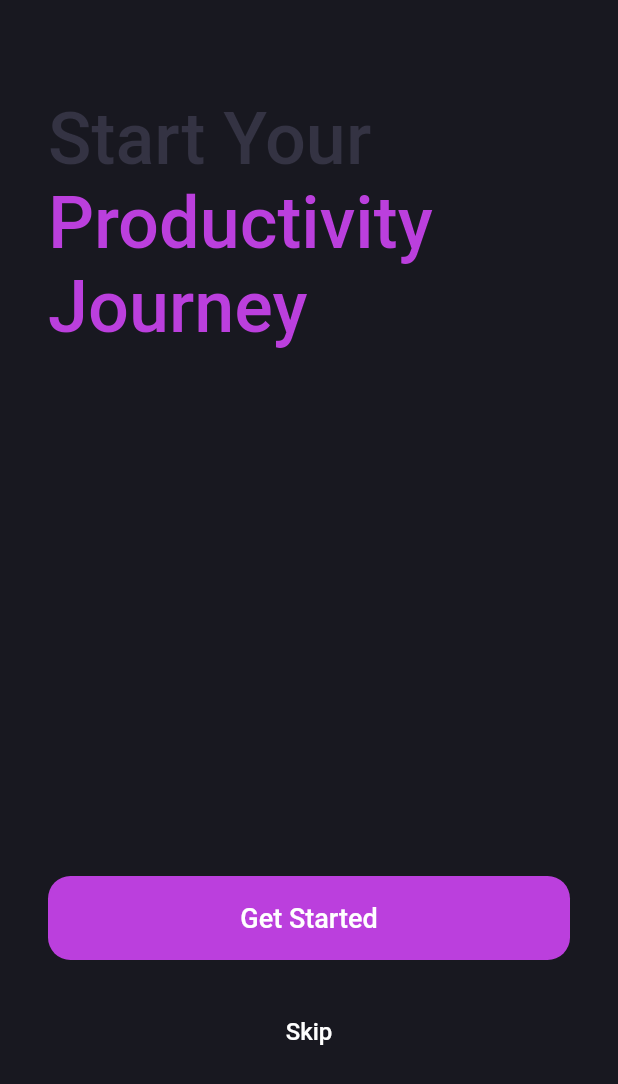
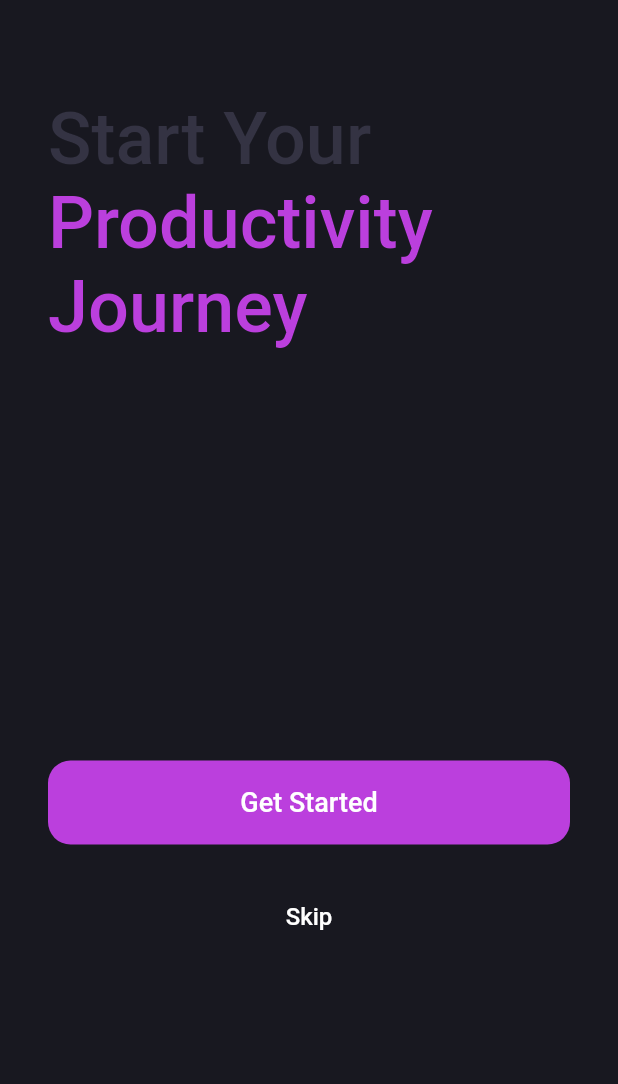
Before and after one commit to Tofanaa/todo_app, a Flutter app: the screen it shows after launch, after a tap on "Next", on a phone screen of 412 x 824 dp. Shown: the top 1084 px of the screen. Run offline on Flutter 3.47's test engine with Material 2 defaults, Android fonts, the light colour scheme and no system bars.

Commit message:
Changes to be committed => Memperbaiki tampilan responsive

```diff
--- a/lib/first_onboarding_page.dart
+++ b/lib/first_onboarding_page.dart
@@ -19,14 +19,12 @@ class FirstOnBoardingPage extends StatelessWidget {
       return Scaffold(
         backgroundColor: ColorsPallete.backgroundColor,
         body: SafeArea(
-          child: Padding(
+          child: SingleChildScrollView(
             padding: const EdgeInsets.symmetric(vertical: 64, horizontal: 32),
             child: Column(
               crossAxisAlignment: CrossAxisAlignment.start,
               children: [
-                const Expanded(
-                    flex: 3,
-                    child: Column(
+                const Column(
                   crossAxisAlignment: CrossAxisAlignment.start,
                   children: [
                     Text(
@@ -57,11 +55,9 @@ class FirstOnBoardingPage extends StatelessWidget {
                       ),
                     ),
                   ],
-                    )),
-                const SizedBox(height: 24),
-                Expanded(
-                    flex: 1,
-                    child: Column(
+                ),
+                const SizedBox(height: 275),
+                Column(
                   crossAxisAlignment: CrossAxisAlignment.center,
                   children: [
                     Button(
@@ -81,7 +77,7 @@ class FirstOnBoardingPage extends StatelessWidget {
                                   builder: (context) => const LoginPage()));
                         })
                   ],
-                    ))
+                )
               ],
             ),
           ),
@@ -93,12 +89,12 @@ class FirstOnBoardingPage extends StatelessWidget {
       return Scaffold(
         backgroundColor: ColorsPallete.backgroundColor2,
         body: SafeArea(
-            child: Padding(
+            child: SingleChildScrollView(
           padding: const EdgeInsets.all(45),
           child: Center(
             child: Container(
               width: 550.0,
-              height: double.infinity,
+              height: 600,
               padding: const EdgeInsets.symmetric(vertical: 64, horizontal: 32),
               decoration: BoxDecoration(
                 color: ColorsPallete.backgroundColor,
@@ -106,11 +102,8 @@ class FirstOnBoardingPage extends StatelessWidget {
               ),
               child: Column(
                 crossAxisAlignment: CrossAxisAlignment.start,
-                mainAxisAlignment: MainAxisAlignment.spaceAround,
                 children: [
-                  const Expanded(
-                      flex: 2,
-                      child: Column(
+                  const Column(
                     crossAxisAlignment: CrossAxisAlignment.start,
                     children: [
                       Text(
@@ -141,11 +134,9 @@ class FirstOnBoardingPage extends StatelessWidget {
                         ),
                       ),
                     ],
-                      )),
-                  const SizedBox(height: 24),
-                  Expanded(
-                      flex: 1,
-                      child: Column(
+                  ),
+                  const SizedBox(height: 192),
+                  Column(
                     mainAxisAlignment: MainAxisAlignment.center,
                     children: [
                       Button(
@@ -162,11 +153,10 @@ class FirstOnBoardingPage extends StatelessWidget {
                           onPressed: () {
                             Navigator.of(context).pushReplacement(
                                 MaterialPageRoute(
-                                        builder: (context) =>
-                                            const LoginPage()));
+                                    builder: (context) => const LoginPage()));
                           })
                     ],
-                      ))
+                  )
                 ],
               ),
             ),
--- a/lib/forgot_password_page.dart
+++ b/lib/forgot_password_page.dart
@@ -91,12 +91,12 @@ class _ForgotPasswordPageState extends State<ForgotPasswordPage> {
       return Scaffold(
         backgroundColor: ColorsPallete.backgroundColor2,
         body: SafeArea(
-            child: Padding(
+          child: SingleChildScrollView(
             padding: const EdgeInsets.all(45),
             child: Center(
                 child: Container(
                   width: 550.0,
-              height: double.infinity,
+                  height: 600,
                   padding: const EdgeInsets.symmetric(vertical: 64, horizontal: 32),
                   decoration: BoxDecoration(
                     color: ColorsPallete.backgroundColor,
@@ -162,7 +162,8 @@ class _ForgotPasswordPageState extends State<ForgotPasswordPage> {
                   ),
                 ),
               ),
-        )),
+          ),
+        ),
       );
     }
   }
--- a/lib/login_page.dart
+++ b/lib/login_page.dart
@@ -86,12 +86,12 @@ class _LoginPageState extends State<LoginPage> {
       return Scaffold(
         backgroundColor: ColorsPallete.backgroundColor2,
         body: SafeArea(
-            child: Padding(
+            child: SingleChildScrollView(
           padding: const EdgeInsets.all(45),
           child: Center(
             child: Container(
               width: 550.0,
-              height: double.infinity,
+              height: 600,
               padding: const EdgeInsets.symmetric(vertical: 64, horizontal: 32),
               decoration: BoxDecoration(
                 color: ColorsPallete.backgroundColor,
--- a/lib/second_onboarding_page.dart
+++ b/lib/second_onboarding_page.dart
@@ -18,14 +18,12 @@ class SecondOnBoardingPage extends StatelessWidget {
       return Scaffold(
         backgroundColor: ColorsPallete.backgroundColor,
         body: SafeArea(
-          child: Padding(
+          child: SingleChildScrollView(
             padding: const EdgeInsets.symmetric(vertical: 64, horizontal: 32),
             child: Column(
               crossAxisAlignment: CrossAxisAlignment.start,
               children: [
-                const Expanded(
-                    flex: 2,
-                    child: Column(
+                const Column(
                   crossAxisAlignment: CrossAxisAlignment.start,
                   children: [
                     Text(
@@ -56,11 +54,9 @@ class SecondOnBoardingPage extends StatelessWidget {
                       ),
                     ),
                   ],
-                    )),
-                const SizedBox(height: 24),
-                Expanded(
-                    flex: 1,
-                    child: Column(
+                ),
+                const SizedBox(height: 275),
+                Column(
                   mainAxisAlignment: MainAxisAlignment.center,
                   children: [
                     Button(
@@ -79,7 +75,7 @@ class SecondOnBoardingPage extends StatelessWidget {
                                   builder: (context) => const LoginPage()));
                         })
                   ],
-                    )),
+                ),
               ],
             ),
           ),
@@ -91,12 +87,12 @@ class SecondOnBoardingPage extends StatelessWidget {
       return Scaffold(
         backgroundColor: ColorsPallete.backgroundColor2,
         body: SafeArea(
-            child: Padding(
+            child: SingleChildScrollView(
           padding: const EdgeInsets.all(45),
           child: Center(
             child: Container(
               width: 550.0,
-              height: double.infinity,
+              height: 600,
               padding: const EdgeInsets.symmetric(vertical: 64, horizontal: 32),
               decoration: BoxDecoration(
                 color: ColorsPallete.backgroundColor,
@@ -104,11 +100,8 @@ class SecondOnBoardingPage extends StatelessWidget {
               ),
               child: Column(
                 crossAxisAlignment: CrossAxisAlignment.start,
-                mainAxisAlignment: MainAxisAlignment.spaceAround,
                 children: [
-                  const Expanded(
-                      flex: 2,
-                      child: Column(
+                  const Column(
                     crossAxisAlignment: CrossAxisAlignment.start,
                     children: [
                       Text(
@@ -139,11 +132,9 @@ class SecondOnBoardingPage extends StatelessWidget {
                         ),
                       ),
                     ],
-                      )),
-                  const SizedBox(height: 24),
-                  Expanded(
-                      flex: 1,
-                      child: Column(
+                  ),
+                  const SizedBox(height: 192),
+                  Column(
                     mainAxisAlignment: MainAxisAlignment.center,
                     children: [
                       Button(
@@ -151,8 +142,7 @@ class SecondOnBoardingPage extends StatelessWidget {
                           onPressed: () {
                             Navigator.of(context).pushReplacement(
                                 MaterialPageRoute(
-                                        builder: (context) =>
-                                            const LoginPage()));
+                                    builder: (context) => const LoginPage()));
                           }),
                       const SizedBox(height: 24),
                       ButtonText(
@@ -160,11 +150,10 @@ class SecondOnBoardingPage extends StatelessWidget {
                           onPressed: () {
                             Navigator.of(context).pushReplacement(
                                 MaterialPageRoute(
-                                        builder: (context) =>
-                                            const LoginPage()));
+                                    builder: (context) => const LoginPage()));
                           })
                     ],
-                      ))
+                  )
                 ],
               ),
             ),
--- a/lib/signup_page.dart
+++ b/lib/signup_page.dart
@@ -77,12 +77,12 @@ class _SignupPageState extends State<SignupPage> {
       return Scaffold(
         backgroundColor: ColorsPallete.backgroundColor2,
         body: SafeArea(
-            child: Padding(
+            child: SingleChildScrollView(
           padding: const EdgeInsets.all(45),
           child: Center(
             child: Container(
               width: 550.0,
-              height: double.infinity,
+              height: 600,
               padding: const EdgeInsets.symmetric(vertical: 64, horizontal: 32),
               decoration: BoxDecoration(
                 color: ColorsPallete.backgroundColor,
```
Lines whose indentation alone changed are shown as unchanged.
